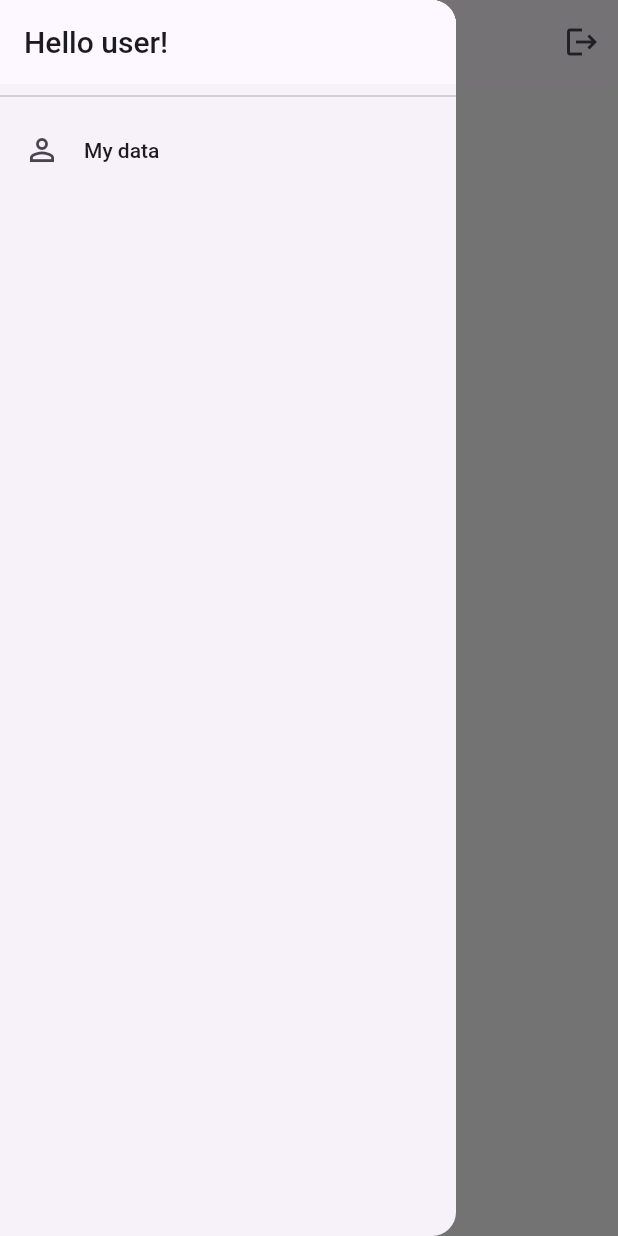
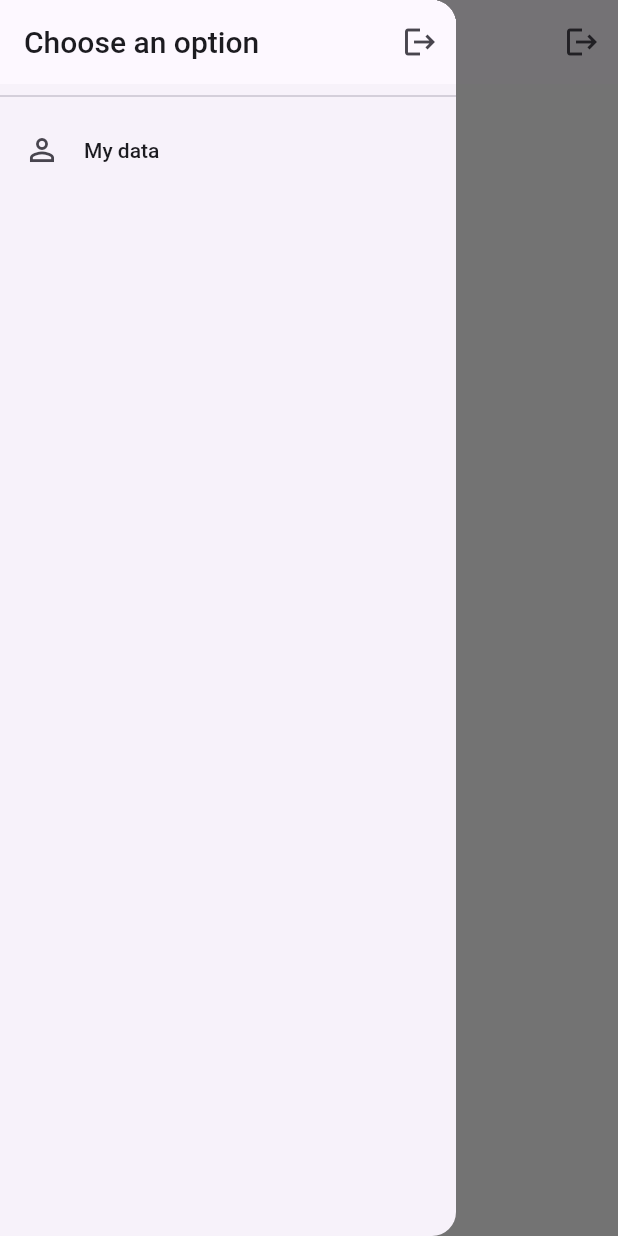
Before and after one commit to ivankopech/New-Shop, a Flutter app: the screen it shows once a user with an empty profile is signed in, with the side drawer open, on a phone screen of 412 x 824 dp. Run offline on Flutter 3.47's test engine with Material 2 defaults, Android fonts, the phone set to English and light mode, and no system bars; our stand-ins replace cloud_firestore, firebase_auth, firebase_core, firebase_storage; accounts and stored records are empty.

Commit message:
agrego boton logout

```diff
--- a/lib/widgets/app_drawer.dart
+++ b/lib/widgets/app_drawer.dart
@@ -1,4 +1,5 @@
 import 'package:flutter/material.dart';
+import 'package:firebase_auth/firebase_auth.dart';
 
 import '../screens/user_info_screen.dart';
 
@@ -11,16 +12,25 @@ class AppDrawer extends StatelessWidget {
       child: Column(
         children: [
           AppBar(
-            title: Text('Hello user!'),
+            title: Text('Choose an option'),
             automaticallyImplyLeading: false,
+            actions: [
+              IconButton(
+                onPressed: () {
+                  FirebaseAuth.instance.signOut();
+                },
+                icon: Icon(Icons.logout),
+              ),
+            ],
           ),
           Divider(),
           ListTile(
-              leading: Icon(Icons.person_outline),
-              title: Text('My data'),
-              onTap: () {
-                Navigator.of(context).pushNamed(UserInfoScreen.routeName);
-              }),
+            leading: Icon(Icons.person_outline),
+            title: Text('My data'),
+            onTap: () {
+              Navigator.of(context).pushNamed(UserInfoScreen.routeName);
+            },
+          ),
         ],
       ),
     );
```
